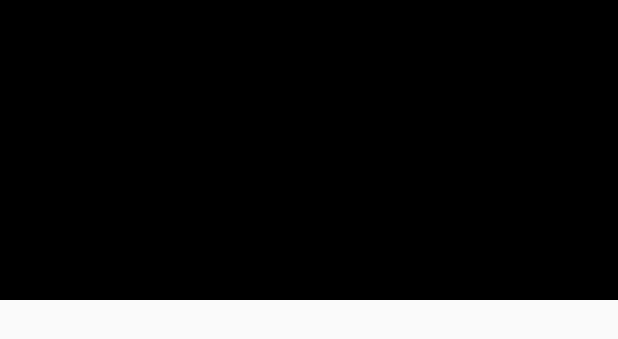
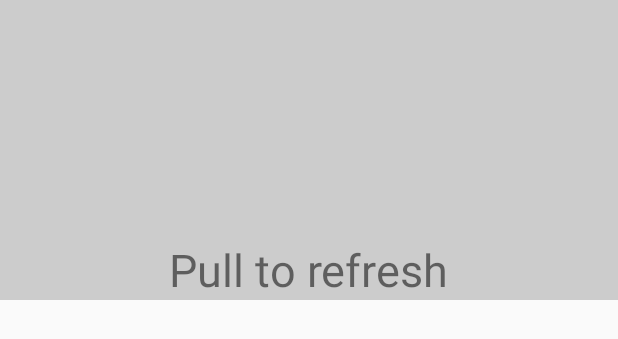
Before and after one commit to tanglie1993/MyPullToRefresh, an Android app: the layout header_view.xml on its own in the app's theme, with its tools: preview values and no code run, on a phone screen of 412 x 824 dp. Shown: the top 339 px of the screen. Run offline under Robolectric (Android 15) with nearby library versions, the phone set to English and light mode, and no system bars.

Commit message:
修复拉动时textview显示的bug

```diff
--- a/app/src/main/res/layout/header_view.xml
+++ b/app/src/main/res/layout/header_view.xml
@@ -1,9 +1,15 @@
 <?xml version="1.0" encoding="utf-8"?>
 <RelativeLayout xmlns:android="http://schemas.android.com/apk/res/android"
     android:orientation="vertical"
-    android:background="#000000"
+    android:background="#cccccc"
     android:layout_width="match_parent"
     android:layout_height="200dp">
-
-
+    <TextView
+        android:layout_width="wrap_content"
+        android:layout_height="wrap_content"
+        android:layout_alignParentBottom="true"
+        android:layout_centerHorizontal="true"
+        android:layout_marginTop="150dp"
+        android:textSize="30sp"
+        android:text="Pull to refresh"/>
 </RelativeLayout>
```
